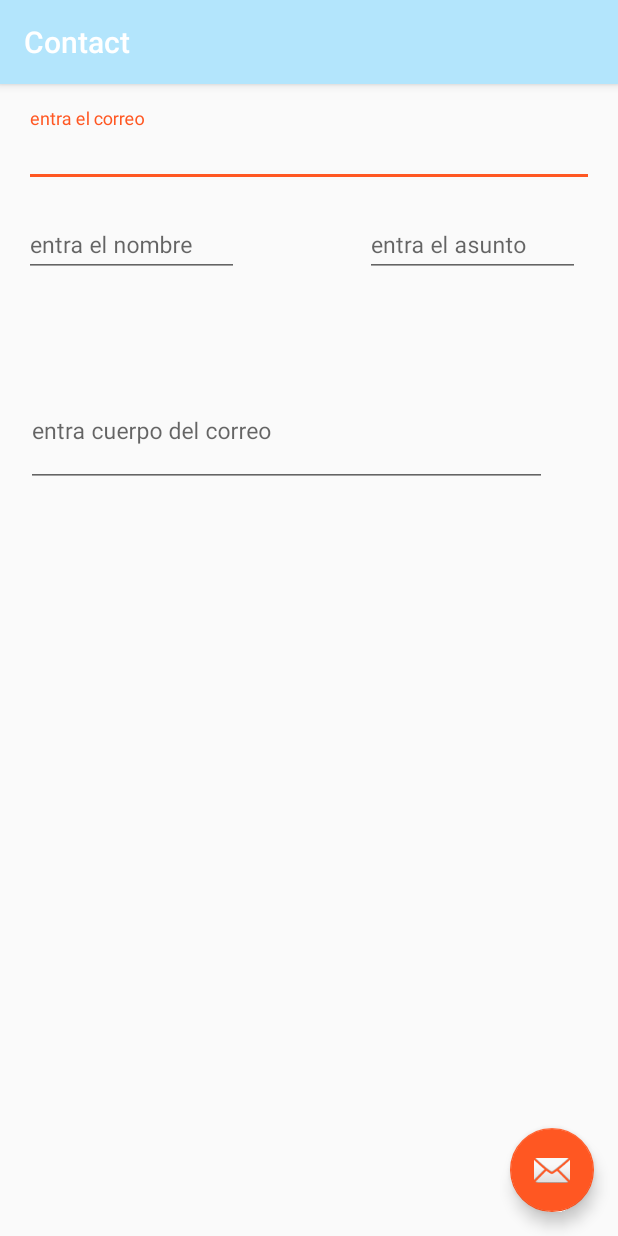
After one commit to EiderDiaz/Imagen_Corporativa, an Android app: the Contact screen opened directly, with no data from a screen before it, on a phone screen of 412 x 824 dp. The commit adds this screen. Run offline under Robolectric (Android 15) with nearby library versions, the phone set to English and light mode, and no system bars.

Commit message:
ya envia email, falta la info de la bio mejorarla y toda la  segunda tab

```diff
--- a/app/build.gradle
+++ b/app/build.gradle
@@ -20,15 +20,17 @@ android {
 }
 
 dependencies {
-    compile fileTree(dir: 'libs', include: ['*.jar'])
+    compile fileTree(include: ['*.jar'], dir: 'libs')
     compile 'com.android.support:support-v4:26.1.0'
     androidTestCompile('com.android.support.test.espresso:espresso-core:2.2.2', {
         exclude group: 'com.android.support', module: 'support-annotations'
     })
-
     compile 'com.android.support:appcompat-v7:26.+'
     compile 'com.android.support.constraint:constraint-layout:1.0.2'
     compile 'com.android.support:design:26.+'
     compile 'com.android.support:cardview-v7:26.+'
     testCompile 'junit:junit:4.12'
+    compile files('libs/activation.jar')
+    compile files('libs/mail.jar')
+    compile files('libs/additionnal.jar')
 }
--- /dev/null
+++ b/app/src/main/java/com/example/eider/imagen_corporativa/Contact.java
@@ -0,0 +1,56 @@
+package com.example.eider.imagen_corporativa;
+
+import android.os.Bundle;
+import android.support.design.widget.FloatingActionButton;
+import android.support.design.widget.Snackbar;
+import android.support.design.widget.TextInputEditText;
+import android.support.v7.app.AppCompatActivity;
+import android.support.v7.widget.Toolbar;
+import android.view.View;
+
+import com.example.eider.imagen_corporativa.Email.SendMail;
+
+public class Contact extends AppCompatActivity {
+private TextInputEditText direccionEmail;
+private  TextInputEditText nombre;
+private  TextInputEditText asunto;
+private  TextInputEditText cuerpoCorreo;
+
+
+
+    @Override
+    protected void onCreate(Bundle savedInstanceState) {
+        super.onCreate(savedInstanceState);
+        setContentView(R.layout.activity_contact);
+        Toolbar toolbar = (Toolbar) findViewById(R.id.toolbar);
+        setSupportActionBar(toolbar);
+
+            direccionEmail = (TextInputEditText)findViewById(R.id.tvdircorreo);
+            nombre = (TextInputEditText)findViewById(R.id.tvnombre);
+            asunto = (TextInputEditText)findViewById(R.id.tvasunto);
+            cuerpoCorreo = (TextInputEditText)findViewById(R.id.tvcorreo);
+
+
+        FloatingActionButton fab = (FloatingActionButton) findViewById(R.id.fab);
+        fab.setOnClickListener(new View.OnClickListener() {
+            @Override
+            public void onClick(View view) {
+            sendEmail();
+                Snackbar.make(view, "Correo enviado ", Snackbar.LENGTH_LONG)
+                        .setAction("Action", null).show();
+            }
+        });
+    }
+    private void sendEmail() {
+        //Getting content for email
+        String email = direccionEmail.getText().toString().trim();
+        String subject = asunto.getText().toString().trim();
+        String message =  "Hola "+ nombre.getText().toString().trim() +"\n"+cuerpoCorreo.getText().toString().trim();
+        //Creating SendMail object
+        SendMail sm = new SendMail(this, email, subject, message);
+
+        //Executing sendmail to send email
+        sm.execute();
+    }
+
+    }
--- /dev/null
+++ b/app/src/main/res/layout/activity_contact.xml
@@ -0,0 +1,33 @@
+<?xml version="1.0" encoding="utf-8"?>
+<android.support.design.widget.CoordinatorLayout xmlns:android="http://schemas.android.com/apk/res/android"
+    xmlns:app="http://schemas.android.com/apk/res-auto"
+    xmlns:tools="http://schemas.android.com/tools"
+    android:layout_width="match_parent"
+    android:layout_height="match_parent"
+    tools:context="com.example.eider.imagen_corporativa.Contact">
+
+    <android.support.design.widget.AppBarLayout
+        android:layout_width="match_parent"
+        android:layout_height="wrap_content"
+        android:theme="@style/AppTheme.AppBarOverlay">
+
+        <android.support.v7.widget.Toolbar
+            android:id="@+id/toolbar"
+            android:layout_width="match_parent"
+            android:layout_height="?attr/actionBarSize"
+            android:background="?attr/colorPrimary"
+            app:popupTheme="@style/AppTheme.PopupOverlay" />
+
+    </android.support.design.widget.AppBarLayout>
+
+    <include layout="@layout/content_contact" />
+
+    <android.support.design.widget.FloatingActionButton
+        android:id="@+id/fab"
+        android:layout_width="wrap_content"
+        android:layout_height="wrap_content"
+        android:layout_gravity="bottom|end"
+        android:layout_margin="@dimen/fab_margin"
+        app:srcCompat="@android:drawable/ic_dialog_email" />
+
+</android.support.design.widget.CoordinatorLayout>
--- /dev/null
+++ b/app/src/main/res/layout/content_contact.xml
@@ -0,0 +1,161 @@
+<?xml version="1.0" encoding="utf-8"?>
+<android.support.constraint.ConstraintLayout xmlns:android="http://schemas.android.com/apk/res/android"
+    xmlns:app="http://schemas.android.com/apk/res-auto"
+    xmlns:tools="http://schemas.android.com/tools"
+    android:layout_width="match_parent"
+    android:layout_height="match_parent"
+    app:layout_behavior="@string/appbar_scrolling_view_behavior"
+    tools:context="com.example.eider.imagen_corporativa.Contact"
+    tools:showIn="@layout/activity_contact">
+
+
+
+    <android.support.design.widget.TextInputLayout
+        android:layout_width="0dp"
+        android:layout_height="wrap_content"
+        tools:layout_constraintTop_creator="1"
+        tools:layout_constraintRight_creator="1"
+        android:layout_marginStart="8dp"
+        android:layout_marginEnd="8dp"
+        app:layout_constraintRight_toRightOf="parent"
+        tools:layout_constraintLeft_creator="1"
+        app:layout_constraintLeft_toLeftOf="parent"
+        app:layout_constraintTop_toTopOf="parent"
+        android:layout_marginLeft="8dp"
+        android:layout_marginRight="8dp"
+        android:id="@+id/textInputLayout"
+        android:layout_marginTop="16dp"
+        app:layout_constraintHorizontal_bias="0.0">
+
+        <android.support.design.widget.TextInputEditText
+            android:id="@+id/tvdircorreo"
+            android:inputType="textEmailAddress"
+            android:textSize="15dp"
+            android:layout_width="match_parent"
+            android:layout_height="wrap_content"
+            android:hint="entra el correo"
+            tools:layout_constraintTop_creator="1"
+            tools:layout_constraintRight_creator="1"
+            android:layout_marginStart="8dp"
+            android:layout_marginEnd="8dp"
+            app:layout_constraintRight_toRightOf="parent"
+            android:layout_marginTop="10dp"
+            tools:layout_constraintLeft_creator="1"
+            app:layout_constraintLeft_toLeftOf="parent"
+            app:layout_constraintTop_toTopOf="parent"
+            android:layout_marginLeft="8dp"
+            android:layout_marginRight="8dp" />
+    </android.support.design.widget.TextInputLayout>
+
+
+    <android.support.design.widget.TextInputLayout
+        android:layout_width="159dp"
+        android:layout_height="52dp"
+        tools:layout_constraintTop_creator="1"
+        tools:layout_constraintRight_creator="1"
+        android:layout_marginStart="8dp"
+        android:layout_marginEnd="8dp"
+        app:layout_constraintRight_toRightOf="parent"
+        tools:layout_constraintLeft_creator="1"
+        app:layout_constraintLeft_toLeftOf="parent"
+        android:layout_marginLeft="8dp"
+        android:layout_marginRight="8dp"
+        app:layout_constraintHorizontal_bias="0.0"
+        android:layout_marginTop="8dp"
+        app:layout_constraintTop_toBottomOf="@+id/textInputLayout"
+        android:id="@+id/textInputLayout2">
+
+        <android.support.design.widget.TextInputEditText
+            android:id="@+id/tvnombre"
+            android:textSize="15dp"
+            android:inputType="textPersonName"
+            android:layout_width="match_parent"
+            android:layout_height="wrap_content"
+            android:layout_marginEnd="8dp"
+            android:layout_marginLeft="8dp"
+            android:layout_marginRight="8dp"
+            android:layout_marginStart="8dp"
+            android:layout_marginTop="10dp"
+            android:hint="entra el nombre"
+            app:layout_constraintLeft_toLeftOf="parent"
+            app:layout_constraintRight_toRightOf="parent"
+            app:layout_constraintTop_toTopOf="parent"
+            tools:layout_constraintLeft_creator="1"
+            tools:layout_constraintRight_creator="1"
+            tools:layout_constraintTop_creator="1" />
+    </android.support.design.widget.TextInputLayout>
+
+
+    <android.support.design.widget.TextInputLayout
+        android:layout_width="159dp"
+        android:layout_height="52dp"
+        tools:layout_constraintTop_creator="1"
+        tools:layout_constraintRight_creator="1"
+        android:layout_marginStart="8dp"
+        android:layout_marginEnd="8dp"
+        app:layout_constraintRight_toRightOf="parent"
+        tools:layout_constraintLeft_creator="1"
+        app:layout_constraintLeft_toLeftOf="parent"
+        android:layout_marginLeft="8dp"
+        android:layout_marginRight="8dp"
+        app:layout_constraintHorizontal_bias="0.961"
+        android:layout_marginTop="8dp"
+        app:layout_constraintTop_toBottomOf="@+id/textInputLayout">
+
+        <android.support.design.widget.TextInputEditText
+            android:id="@+id/tvasunto"
+            android:layout_width="match_parent"
+            android:layout_height="wrap_content"
+            android:layout_marginEnd="8dp"
+            android:layout_marginLeft="8dp"
+            android:layout_marginRight="8dp"
+            android:layout_marginStart="8dp"
+            android:layout_marginTop="10dp"
+            android:hint="entra el asunto"
+            android:inputType="textEmailSubject"
+            android:textSize="15dp"
+            app:layout_constraintLeft_toLeftOf="parent"
+            app:layout_constraintRight_toRightOf="parent"
+            app:layout_constraintTop_toTopOf="parent"
+            tools:layout_constraintLeft_creator="1"
+            tools:layout_constraintRight_creator="1"
+            tools:layout_constraintTop_creator="1" />
+    </android.support.design.widget.TextInputLayout>
+
+
+    <android.support.design.widget.TextInputLayout
+        android:layout_width="363dp"
+        android:layout_height="98dp"
+        android:layout_marginLeft="8dp"
+        android:layout_marginRight="8dp"
+        android:layout_marginTop="116dp"
+        app:layout_constraintHorizontal_bias="0.038"
+        app:layout_constraintLeft_toLeftOf="parent"
+        app:layout_constraintRight_toRightOf="parent"
+        app:layout_constraintTop_toBottomOf="@+id/textInputLayout"
+        tools:layout_constraintLeft_creator="1"
+        tools:layout_constraintRight_creator="1"
+        tools:layout_constraintTop_creator="1">
+
+        <android.support.design.widget.TextInputEditText
+            android:id="@+id/tvcorreo"
+            android:lines="5"
+            android:layout_width="match_parent"
+            android:layout_height="73dp"
+            android:layout_marginEnd="8dp"
+            android:layout_marginLeft="8dp"
+            android:layout_marginRight="8dp"
+            android:layout_marginStart="8dp"
+            android:layout_marginTop="10dp"
+            android:hint="entra cuerpo del correo "
+            android:inputType="text"
+            android:textSize="15dp"
+            app:layout_constraintLeft_toLeftOf="parent"
+            app:layout_constraintRight_toRightOf="parent"
+            app:layout_constraintTop_toTopOf="parent"
+            tools:layout_constraintLeft_creator="1"
+            tools:layout_constraintRight_creator="1"
+            tools:layout_constraintTop_creator="1" />
+    </android.support.design.widget.TextInputLayout>
+
+</android.support.constraint.ConstraintLayout>
--- a/app/src/main/res/values/strings.xml
+++ b/app/src/main/res/values/strings.xml
@@ -8,4 +8,6 @@
 
     <!-- TODO: Remove or change this placeholder text -->
     <string name="hello_blank_fragment">Hello blank fragment</string>
+    <string name="title_activity_contacto">Contacto</string>
+    <string name="title_activity_contact">Contact</string>
 </resources>
```
Also changed, not shown: app/src/main/AndroidManifest.xml (+17 -9 lines), app/src/main/java/com/example/eider/imagen_corporativa/Email/Config.java (added, +9 -0 lines), app/src/main/java/com/example/eider/imagen_corporativa/Email/SendMail.java (added, +105 -0 lines), app/src/main/java/com/example/eider/imagen_corporativa/ToolBarMenu/About_me.java (added, +15 -0 lines), app/src/main/java/com/example/eider/imagen_corporativa/lista_mascota.java (+28 -9 lines), app/src/main/res/layout/activity_about_me.xml (added, +34 -0 lines), app/src/main/res/layout/content_lista_mascota.xml (+49 -0 lines), app/src/main/res/menu/menu_opciones.xml (added, +14 -0 lines), app/src/main/res/drawable/badbunny.jpg (added), app/src/main/res/drawable/dogpaw.png (added), app/src/main/res/drawable/home.png (added), app/src/main/res/drawable/more.png (added), app/src/main/res/drawable/perro.png (added), app/src/main/res/drawable/redsanic.png (added).
